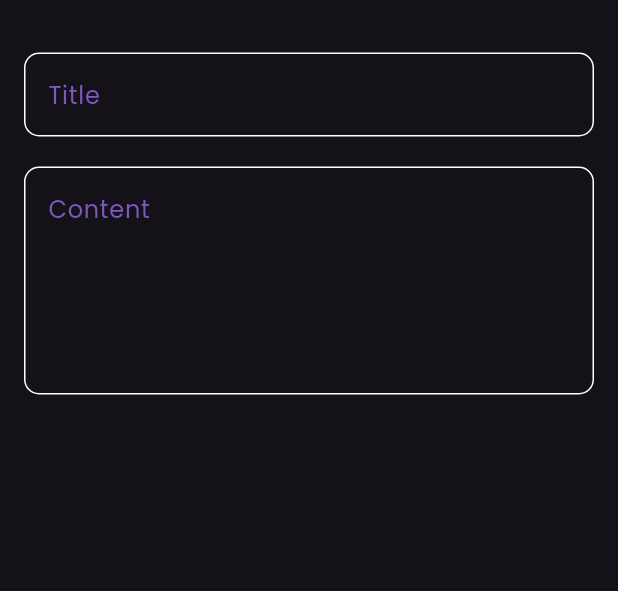
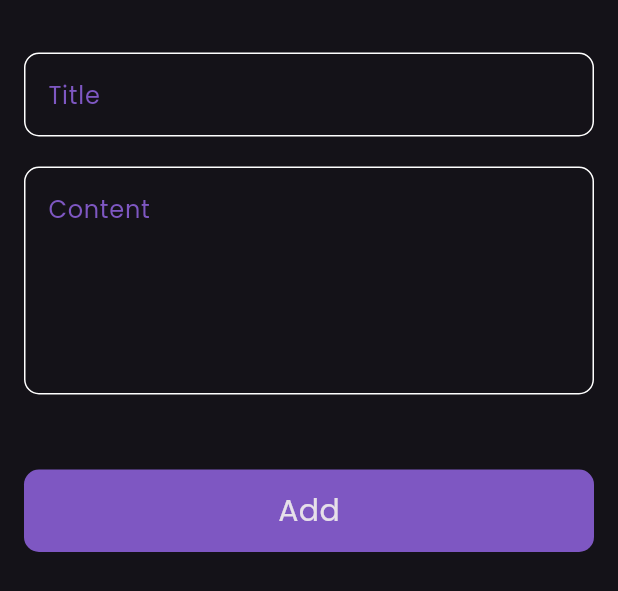
Before and after one commit to AlaaElkhamisy/Note_app, a Flutter app: the Add_Note_Bottom_Sheet widget shown alone on an empty page, opened directly, on a phone screen of 412 x 824 dp. Shown: the top 591 px of the screen. Run offline on Flutter 3.47's test engine with Material 3 defaults, Android fonts, the phone set to English and light mode, and no system bars; missing offline and left inert: font_awesome_icon_class.

Commit message:
add custom btn

```diff
--- /dev/null
+++ b/lib/customs/custom_button.dart
@@ -0,0 +1,23 @@
+import 'package:flutter/material.dart';
+import 'package:note/customs/app_colors.dart';
+
+class CustomButton extends StatelessWidget {
+  const CustomButton({super.key});
+
+  @override
+  Widget build(BuildContext context) {
+    return Container(
+      width: MediaQuery.of(context).size.width,
+      height: 55,
+      decoration: BoxDecoration(
+          color: AppColors.primaryColor,
+          borderRadius: BorderRadius.circular(10)),
+      child: const Center(
+        child: Text(
+          "Add",
+          style: TextStyle(fontSize: 20, fontWeight: FontWeight.w500),
+        ),
+      ),
+    );
+  }
+}
--- a/lib/view/widgets/add_note_bottom_sheet.dart
+++ b/lib/view/widgets/add_note_bottom_sheet.dart
@@ -1,4 +1,5 @@
 import 'package:flutter/material.dart';
+import 'package:note/customs/custom_button.dart';
 import 'package:note/customs/custom_text_field.dart';
 
 class Add_Note_Bottom_Sheet extends StatelessWidget {
@@ -6,8 +7,9 @@ class Add_Note_Bottom_Sheet extends StatelessWidget {
 
   @override
   Widget build(BuildContext context) {
-    return Padding(
-      padding: const EdgeInsets.symmetric(horizontal: 16),
+    return const Padding(
+      padding: EdgeInsets.symmetric(horizontal: 16),
+      child: SingleChildScrollView(
         child: Column(
           children: [
             SizedBox(
@@ -22,8 +24,16 @@ class Add_Note_Bottom_Sheet extends StatelessWidget {
             CustomTextField(
               hint: "Content",
               maxLines: 5,
-          )
+            ),
+            SizedBox(
+              height: 50,
+            ),
+            CustomButton(),
+            SizedBox(
+              height: 20,
+            ),
           ],
+        ),
       ),
     );
   }
```
Lines whose indentation alone changed are shown as unchanged.
